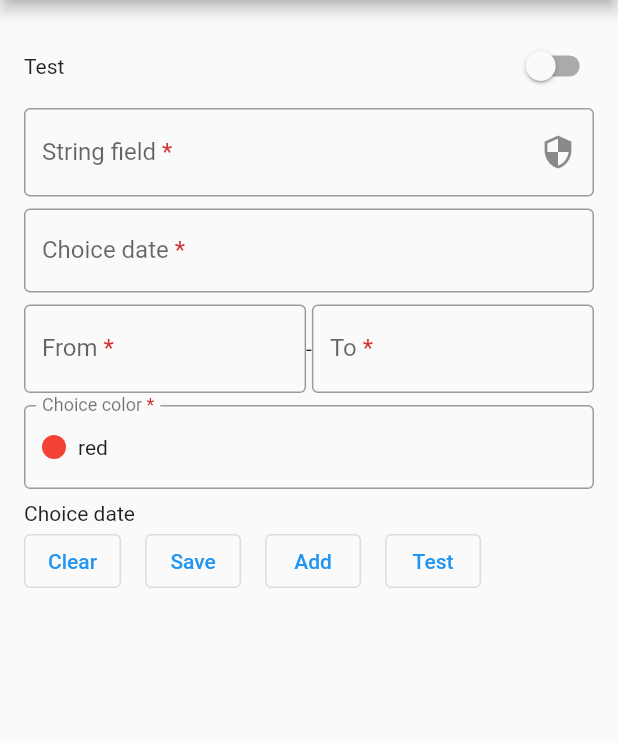
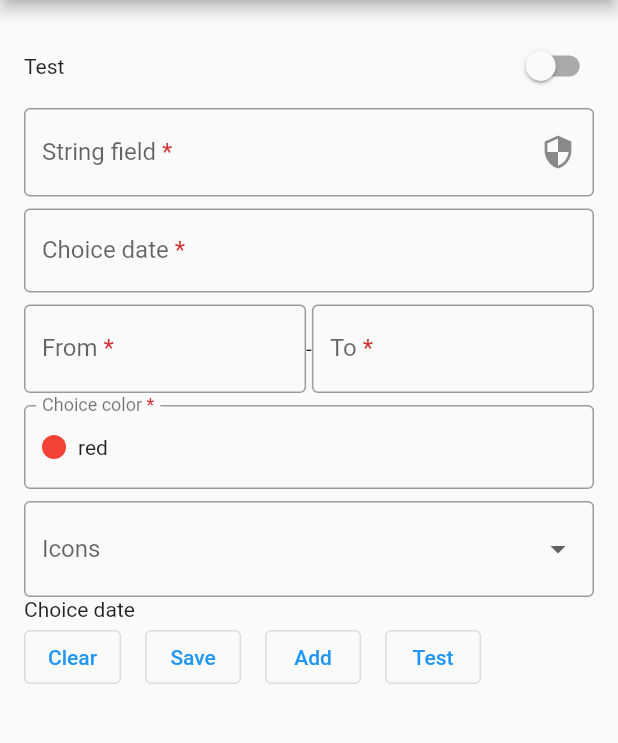
Before and after one commit to iadept/flutter_fast_form, a Flutter app: the screen it shows after launch, after a tap on "Clear", on a phone screen of 412 x 824 dp, the part 84-827 px from its top. Run offline on Flutter 3.47's test engine with Material 2 defaults, Android fonts, the phone set to English and light mode, and no system bars.

Commit message:
added dropdown field

```diff
--- a/example/lib/fields.dart
+++ b/example/lib/fields.dart
@@ -40,7 +40,7 @@ class DateField extends ChoiceField<DateTime?> {
             );
             return result ?? lastValue;
           },
-          builder: (date) => Text(date.toString()),
+          itemBuilder: (date) => Text(date.toString()),
           onChanged: onChanged,
           onSaved: onSaved,
         );
@@ -110,7 +110,7 @@ class ColorField extends ChoiceField<ColorVariant> {
                 });
             return result ?? lastValue;
           },
-          builder: (color) => color.widget,
+          itemBuilder: (color) => color.widget,
           onChanged: onChanged,
           onSaved: onSaved,
         );
--- a/example/lib/form.dart
+++ b/example/lib/form.dart
@@ -3,6 +3,7 @@ import 'dart:async';
 import 'package:example/fields.dart';
 import 'package:formaster/field/bool.dart';
 import 'package:formaster/field/input.dart';
+import 'package:formaster/field/dropdown.dart';
 import 'package:formaster/form.dart';
 import 'package:formaster/layout.dart';
 import 'package:flutter/material.dart';
@@ -111,6 +112,7 @@ class ExampleForm {
   late final DoubleField fromField;
   late final DoubleField toField;
   late final ColorField colorField;
+  late final DropdownField<IconData> dropField;
 
   late FormLayout _formLayout;
   final _fields = <FormItem>[];
@@ -155,7 +157,7 @@ class ExampleForm {
           model.dateValue = value;
         });
 
-    boolMainField = BoolField.switchbox(
+    boolMainField = BoolField.switchBox(
         placeholder: 'Test',
         onChanged: (value) {
           // stringField.isActive = value;
@@ -179,6 +181,22 @@ class ExampleForm {
 
     colorField = ColorField(placeholder: 'Choice color');
 
+    dropField = DropdownField<IconData>(
+      placeholder: 'Icons',
+      items: [Icons.ac_unit, Icons.alarm, Icons.yard_outlined],
+      itemBuilder: (e) {
+        // return Icon(e, size: 16);
+        return Row(
+          mainAxisSize: MainAxisSize.max,
+          children: [
+            Icon(e, size: 16),
+            const SizedBox(width: 8),
+            Text(e.toString()),
+          ],
+        );
+      },
+    );
+
     _formLayout = FormColumnLayout([
       boolMainField,
       stringField,
@@ -189,6 +207,7 @@ class ExampleForm {
         toField,
       ], separator: const Text('-')),
       colorField,
+      dropField,
       valueItem,
       FormColumnLayout(_fields),
     ]);
@@ -196,7 +215,7 @@ class ExampleForm {
 
   void add() {
     _fields.add(
-      BoolField.switchbox(
+      BoolField.switchBox(
         placeholder: 'Test',
         onChanged: (value) {},
         onSaved: (value) {},
@@ -209,6 +228,7 @@ class ExampleForm {
     stringField.value = '';
     boolField.value = false;
     dateField.value = null;
+    dropField.value = null;
   }
 }
 
--- a/lib/field/bool.dart
+++ b/lib/field/bool.dart
@@ -54,7 +54,7 @@ class BoolField extends FormFieldItem<bool> {
           isValid: true,
         );
 
-  BoolField.switchbox({
+  BoolField.switchBox({
     Key? key,
     required this.placeholder,
     bool initialValue = false,
--- a/lib/field/choice.dart
+++ b/lib/field/choice.dart
@@ -21,7 +21,7 @@ class ChoiceAction<T> {
 class ChoiceField<T> extends FormFieldItem<T?> {
   final String placeholder;
   final ChoiceCallback<T?> onTap;
-  final Widget Function(T value) builder;
+  final Widget Function(T value) itemBuilder;
   final ChoiceAction<T>? action;
   final bool? hasClearIcon;
 
@@ -39,7 +39,7 @@ class ChoiceField<T> extends FormFieldItem<T?> {
     required this.placeholder,
     T? initialValue,
     required this.onTap,
-    required this.builder,
+    required this.itemBuilder,
     ValueChanged<T?>? onChanged,
     ValueChanged<T?>? onSaved,
     bool isActive = true,
@@ -134,7 +134,7 @@ class ChoiceField<T> extends FormFieldItem<T?> {
     if (value != null) {
       return Row(
         children: [
-          Expanded(child: builder(value)),
+          Expanded(child: itemBuilder(value)),
           if (clearIcon != null)
             GestureDetector(
               onTap: () {
--- /dev/null
+++ b/lib/field/dropdown.dart
@@ -0,0 +1,71 @@
+library flutter_easy_form;
+
+import 'package:formaster/form.dart';
+import 'package:flutter/material.dart';
+
+class DropdownField<T extends Object> extends FormFieldItem<T?> {
+  final String placeholder;
+  final List<T> items;
+  final Widget Function(T value) itemBuilder;
+
+  T? _value;
+
+  T? get value => _value;
+  set value(T? value) => _onChanged(value);
+
+  DropdownField({
+    Key? key,
+    required this.items,
+    required this.placeholder,
+    required this.itemBuilder,
+    T? initialValue,
+    ValueChanged<T?>? onChanged,
+    ValueChanged<T?>? onSaved,
+    bool isActive = true,
+    bool isDisabled = false,
+  })  : _value = initialValue,
+        super(
+          key: key,
+          onChanged: onChanged,
+          onSaved: onSaved,
+          isActive: isActive,
+          isRequired: false,
+          isDisabled: isDisabled,
+          isValid: true,
+        );
+  @override
+  Widget build(BuildContext context) {
+    final theme = FormThemeData.of(context);
+    return DropdownButtonFormField(
+      key: key,
+      value: _value,
+      items: items
+          .map((e) => DropdownMenuItem(
+                child: itemBuilder(e),
+                value: e,
+              ))
+          .toList(),
+      onSaved: onSaved,
+      onChanged: isDisabled ? null : onChanged ?? (_) {},
+      validator: (value) {
+        if (isRequired && value == null) {
+          isValid = false;
+          return theme.requiredText;
+        }
+        isValid = true;
+        return null;
+      },
+      hint: Text(placeholder),
+    );
+  }
+
+  void _onChanged(T? value) {
+    if (isDisabled) return;
+    setHasChanged(true);
+    _value = value;
+    if (onChanged != null) {
+      onChanged!(value);
+    }
+    notifyListeners();
+  }
+}
--- a/lib/field/input.dart
+++ b/lib/field/input.dart
@@ -8,6 +8,7 @@ import 'package:flutter/services.dart';
 abstract class InputField<T> extends FormFieldItem<T?> {
   final String placeholder;
   final String? helperText;
+  final String? hintText;
 
   final int minLines;
   final int maxLines;
@@ -21,7 +22,7 @@ abstract class InputField<T> extends FormFieldItem<T?> {
   final bool enableSuggestions;
   final bool autocorrect;
   final Iterable<String>? autofillHints;
-  final VoidCallback? onSubmit;
+  VoidCallback? onSubmit;
 
   TextEditingController? _controller;
   bool _obscureText;
@@ -50,6 +51,7 @@ abstract class InputField<T> extends FormFieldItem<T?> {
   InputField({
     Key? key,
     required this.placeholder,
+    this.hintText,
     ValueChanged<T?>? onChanged,
     ValueChanged<T?>? onSaved,
     this.helperText,
@@ -109,6 +111,7 @@ abstract class InputField<T> extends FormFieldItem<T?> {
             ? null
             : const TextStyle(height: 0),
         suffixIcon: _suffix,
+        hintText: hintText,
       ),
       validator: (e) {
         final value = convertFrom(e);
@@ -182,6 +185,7 @@ class StringField extends InputField<String> {
   StringField({
     Key? key,
     required String placeholder,
+    String? hintText,
     ValueChanged<String?>? onChanged,
     ValueChanged<String?>? onSaved,
     String? helperText,
@@ -206,6 +210,7 @@ class StringField extends InputField<String> {
   }) : super(
           key: key,
           placeholder: placeholder,
+          hintText: hintText,
           onChanged: onChanged,
           onSaved: onSaved,
           helperText: helperText,
@@ -230,7 +235,8 @@ class StringField extends InputField<String> {
         );
 
   @override
-  String? convertFrom(String? value) => value;
+  String? convertFrom(String? value) =>
+      value?.isNotEmpty == true ? value : null;
 }
 
 class NumberFieldConstraint<T extends num> {
@@ -259,6 +265,7 @@ class IntField extends InputField<int> {
   IntField({
     Key? key,
     required String placeholder,
+    String? hintText,
     ValueChanged<int?>? onChanged,
     ValueChanged<int?>? onSaved,
     String? helperText,
@@ -281,6 +288,7 @@ class IntField extends InputField<int> {
   }) : super(
           key: key,
           placeholder: placeholder,
+          hintText: hintText,
           onChanged: onChanged,
           onSaved: onSaved,
           helperText: helperText,
@@ -321,6 +329,7 @@ class DoubleField extends InputField<double> {
   DoubleField({
     Key? key,
     required String placeholder,
+    String? hintText,
     ValueChanged<double?>? onChanged,
     ValueChanged<double?>? onSaved,
     String? helperText,
@@ -343,6 +352,7 @@ class DoubleField extends InputField<double> {
   }) : super(
           key: key,
           placeholder: placeholder,
+          hintText: hintText,
           onChanged: onChanged,
           onSaved: onSaved,
           helperText: helperText,
--- a/lib/widget/placeholder.dart
+++ b/lib/widget/placeholder.dart
@@ -1,5 +1,4 @@
 import 'package:flutter/material.dart';
-import 'package:flutter/widgets.dart';
 
 class PlaceholderWidget extends StatelessWidget {
   final String label;
--- a/pubspec.yaml
+++ b/pubspec.yaml
@@ -1,6 +1,6 @@
 name: formaster
 description: Kit for create complex form
-version: 0.2.0
+version: 0.3.0
 homepage: https://github.com/iadept/flutter_formaster
 repository: https://github.com/iadept/flutter_formaster
 
```
Also changed, not shown: example/pubspec.lock, pubspec.lock, 3 other files.
